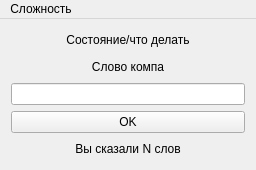
Qt form mainwindow.ui (Stals/wordsWithPC) before a commit.
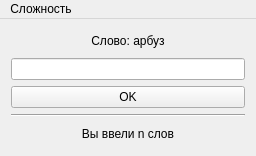
The same form after that commit.

Commit message: изменение формы

Patch:
```diff
--- a/mainwindow.ui
+++ b/mainwindow.ui
@@ -7,7 +7,7 @@
     <x>0</x>
     <y>0</y>
     <width>256</width>
-    <height>170</height>
+    <height>156</height>
    </rect>
   </property>
   <property name="windowTitle">
@@ -17,20 +17,10 @@
    <layout class="QGridLayout" name="gridLayout">
     <item row="0" column="0">
      <layout class="QVBoxLayout" name="verticalLayout_2">
-      <item>
-       <widget class="QLabel" name="label">
-        <property name="text">
-         <string>Состояние/что делать</string>
-        </property>
-        <property name="alignment">
-         <set>Qt::AlignCenter</set>
-        </property>
-       </widget>
-      </item>
       <item>
        <widget class="QLabel" name="label_2">
         <property name="text">
-         <string>Слово компа</string>
+         <string>Слово: арбуз</string>
         </property>
         <property name="alignment">
          <set>Qt::AlignCenter</set>
@@ -51,10 +41,17 @@
         </item>
        </layout>
       </item>
+      <item>
+       <widget class="Line" name="line">
+        <property name="orientation">
+         <enum>Qt::Horizontal</enum>
+        </property>
+       </widget>
+      </item>
       <item>
        <widget class="QLabel" name="label_3">
         <property name="text">
-         <string>Вы сказали N слов</string>
+         <string>Вы ввели n слов</string>
         </property>
         <property name="alignment">
          <set>Qt::AlignCenter</set>
```
The commit also changes 6 other files.
